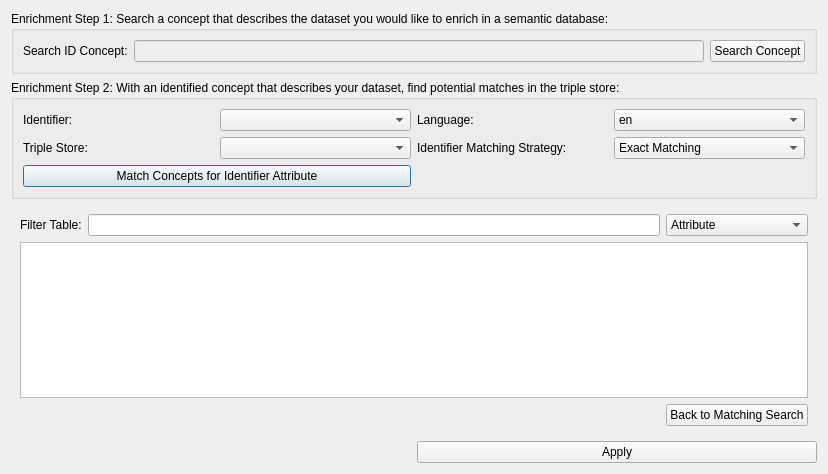
Above: dialogs/ui/whattoenrichdialog.ui from sparqlunicorn/sparqlunicornGoesGIS before the change. Below: the same form after it.
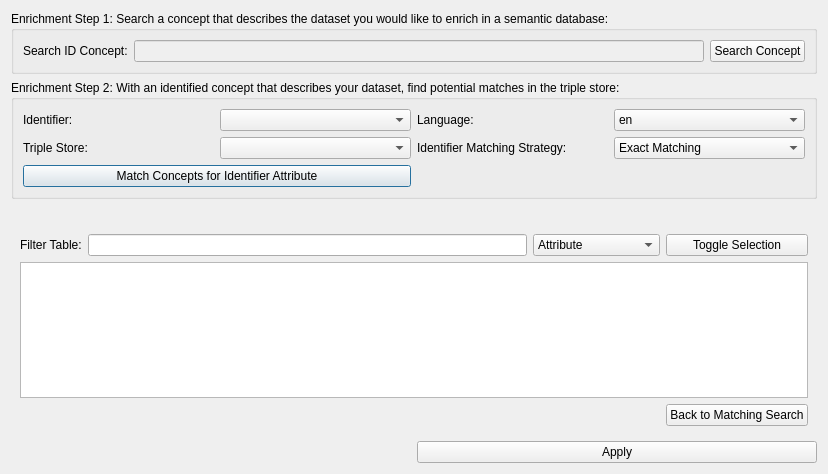
That is the form after the change. The open tabs and pages were chosen to show the change.

Commit message: Improvements to enrichment dialog

Diff of the .ui file:
```diff
--- a/dialogs/ui/whattoenrichdialog.ui
+++ b/dialogs/ui/whattoenrichdialog.ui
@@ -1066,9 +1066,9 @@
      <widget class="QWidget" name="matchingConceptsTab">
       <layout class="QGridLayout" name="gridLayout_5">
        <item row="0" column="0" colspan="3">
-        <widget class="QLabel" name="label_4">
+        <widget class="QLabel" name="enrichmentSearchResultLabel">
          <property name="text">
-          <string>Your search yielded X many matching concepts shown in the table below. If you aree with this matching, proceed to enrichment property selection</string>
+          <string>Matching Concept results</string>
          </property>
         </widget>
        </item>
@@ -1140,7 +1140,7 @@
      </widget>
      <widget class="QWidget" name="chooseEnrichmentPropertiesTab">
       <layout class="QGridLayout" name="gridLayout_2">
-       <item row="0" column="2">
+       <item row="1" column="2">
         <widget class="QComboBox" name="filterTableComboBox">
          <property name="currentIndex">
           <number>1</number>
@@ -1162,17 +1162,24 @@
          </item>
         </widget>
        </item>
-       <item row="0" column="0">
-        <widget class="QLabel" name="label_2">
-         <property name="text">
-          <string>Filter Table:</string>
-         </property>
-        </widget>
-       </item>
-       <item row="0" column="1">
+       <item row="1" column="1">
         <widget class="QLineEdit" name="filterTableEdit"/>
        </item>
-       <item row="1" column="0" colspan="3">
+       <item row="1" column="0">
+        <widget class="QLabel" name="label_2">
+         <property name="text">
+          <string>Filter Table:</string>
+         </property>
+        </widget>
+       </item>
+       <item row="1" column="3">
+        <widget class="QPushButton" name="toggleSelectionButton">
+         <property name="text">
+          <string>Toggle Selection</string>
+         </property>
+        </widget>
+       </item>
+       <item row="2" column="0" colspan="4">
         <widget class="QTableView" name="searchResult">
          <property name="mouseTracking">
           <bool>true</bool>
@@ -1194,13 +1201,20 @@
          </attribute>
         </widget>
        </item>
-       <item row="2" column="2">
+       <item row="3" column="3">
         <widget class="QPushButton" name="backToMatchingSearchButton">
          <property name="text">
           <string>Back to Matching Search</string>
          </property>
         </widget>
        </item>
+       <item row="0" column="0" colspan="4">
+        <widget class="QLabel" name="propertyMatchingResultLabel">
+         <property name="text">
+          <string/>
+         </property>
+        </widget>
+       </item>
       </layout>
      </widget>
     </widget>
```
The commit also changes 5 other files.
